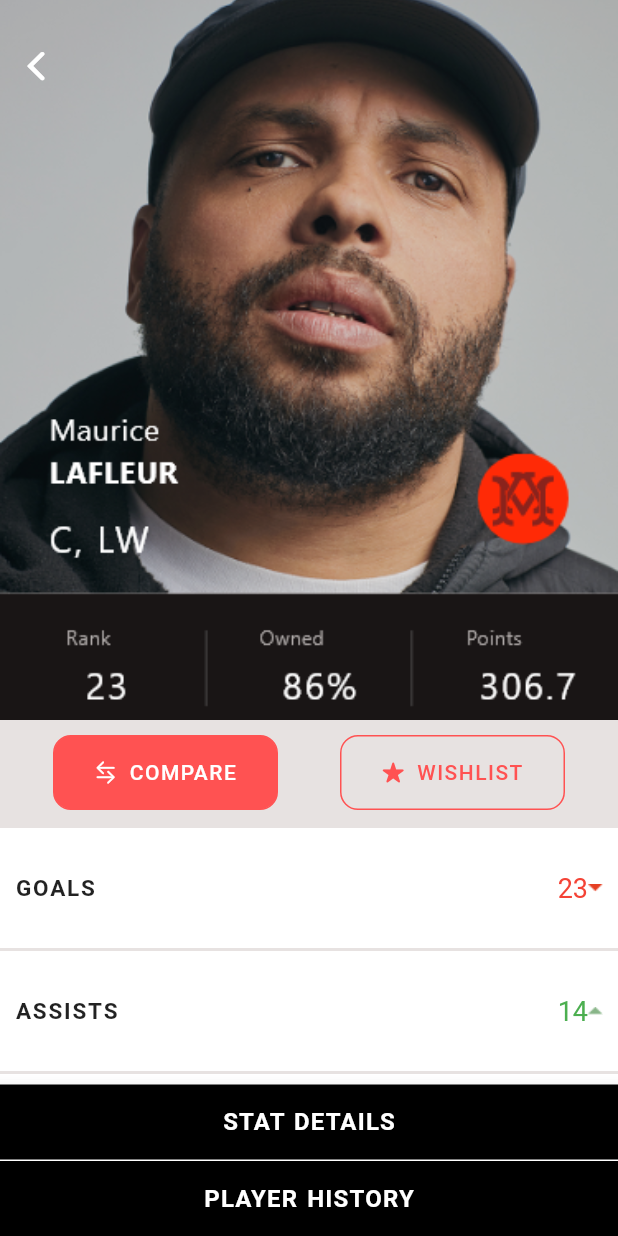
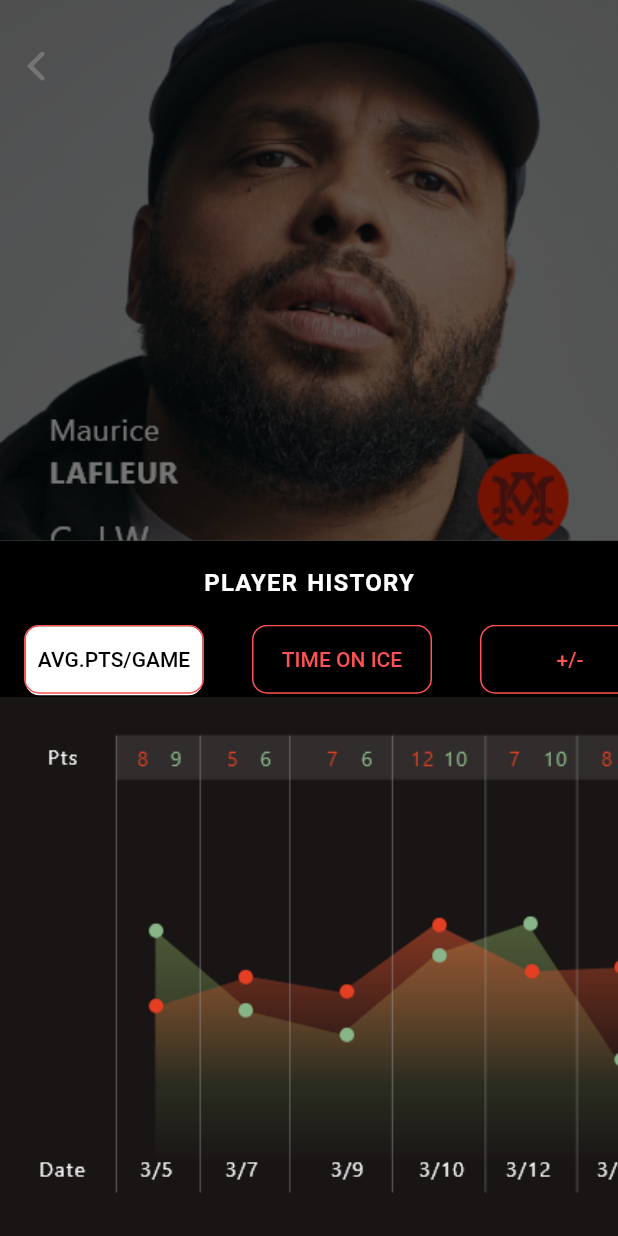
Before and after one commit to ldi-admin/fantasy_league, a Flutter app: the PlayerProfile screen opened directly, after a tap on "PLAYER HISTORY", on a phone screen of 412 x 824 dp. Run offline on Flutter 3.47's test engine with Material 2 defaults, Android fonts, the phone set to English and light mode, and no system bars; missing offline and left inert: solid_bottom_sheet.

Commit message:
Eighth Commit

```diff
--- a/lib/Player Compare/PlayerCompare.dart
+++ b/lib/Player Compare/PlayerCompare.dart
@@ -436,6 +436,7 @@ class Compare2 extends StatelessWidget {
       padding: EdgeInsets.symmetric(horizontal: 10),
       margin: EdgeInsets.only(top:2),
       height:80,
+      color: Colors.white,
       child: Row(
         mainAxisAlignment: MainAxisAlignment.spaceBetween,
         children: [
--- a/lib/Player Profile/PlayerProfile.dart
+++ b/lib/Player Profile/PlayerProfile.dart
@@ -2,10 +2,12 @@ import 'package:fanstasy_league/Home/News%20Feed.dart';
 import 'package:fanstasy_league/Home/Standings.dart';
 import 'package:fanstasy_league/Player%20Compare/PlayerCompare.dart';
 import 'package:fanstasy_league/Player%20Compare/PlayerCompareList.dart';
+import 'package:fanstasy_league/Team/List.dart';
 import 'package:flutter/cupertino.dart';
 import 'package:flutter/material.dart';
 
 class PlayerProfile extends StatefulWidget {
+
   @override
   _PlayerProfileState createState() => _PlayerProfileState();
 }
@@ -42,7 +44,10 @@ class _PlayerProfileState extends State<PlayerProfile> {
                   mainAxisAlignment: MainAxisAlignment.spaceEvenly,
                   children: [
                     Container(
-                      child: FlatButton(onPressed: (){},
+                      child: FlatButton(
+                        onPressed: (){
+                          Navigator.push(context, ScaleRoute(page: PlayerCompare()));
+                        },
                         child:Container(
                           height: 50,
                           width: 150,
@@ -63,9 +68,9 @@ class _PlayerProfileState extends State<PlayerProfile> {
                               ),
                             ],
                           ),
-
                         ),
                       ),
+
                     ),
                     Container(
                       child: FlatButton(onPressed: (){},
@@ -135,7 +140,25 @@ class _PlayerProfileState extends State<PlayerProfile> {
                 height: 50,
                 width: 600,
                 child: FlatButton(
-                  onPressed: (){},
+                  onPressed: () {
+                    ///First Bottom Sheet
+                    showModalBottomSheet<void>(context: context, builder: (BuildContext context) {
+                      return Scaffold(
+                        appBar: AppBar(
+                          automaticallyImplyLeading: false,
+                          title:  Center(child: Text("STAT DETAILS",style: TextStyle(fontWeight: FontWeight.bold,color: Colors.white,fontSize: 16,wordSpacing: 1.2,letterSpacing: 0.8),)),
+                          backgroundColor: Colors.black,
+                        ),
+                        body: SingleChildScrollView(
+                          scrollDirection: Axis.horizontal,
+                          child: Image(
+                              image: AssetImage("Assests/Images/stats proj.png"),fit: BoxFit.cover
+                          )
+                        ),
+                      );
+                    });
+                  },
+
                   splashColor: Colors.grey,
                   child: Text("STAT DETAILS",style: TextStyle(fontWeight: FontWeight.bold,color: Colors.white,fontSize: 16,wordSpacing: 1.2,letterSpacing: 0.8),),
                 ),
@@ -146,7 +169,81 @@ class _PlayerProfileState extends State<PlayerProfile> {
                 height: 50,
                 width: 600,
                 child: FlatButton(
-                  onPressed: (){},
+                  onPressed: (){
+                    ///Second Bottom Sheet
+                    showModalBottomSheet<void>(context: context, builder: (BuildContext context) {
+                      return  DefaultTabController(
+                        length: 3,
+                        child: Scaffold(
+                          appBar:  AppBar(
+                            automaticallyImplyLeading: false,
+                            backgroundColor: Colors.black,
+                            title: Text("PLAYER HISTORY",style: TextStyle(fontWeight: FontWeight.bold,color: Colors.white,fontSize: 16,wordSpacing: 1.2,letterSpacing: 0.8),),
+                            centerTitle: true,
+                            elevation: 0,
+                            bottom: TabBar(
+                              labelStyle:TextStyle(color: Colors.black) ,
+                              unselectedLabelColor: Colors.redAccent,
+                              unselectedLabelStyle: TextStyle(color: Colors.redAccent),
+                              isScrollable: true,
+                              indicatorSize: TabBarIndicatorSize.label,
+                              labelColor: Colors.black,
+                              indicator:  BoxDecoration(
+                                  color: Colors.white,
+                                  borderRadius: BorderRadius.circular(10),
+                                  border: Border.all(color: Colors.black,)
+                              ),
+                              tabs: [
+                                Tab(child: Container(
+                                  decoration: BoxDecoration(
+                                      borderRadius: BorderRadius.circular(10),
+                                      border: Border.all(color: Colors.redAccent)),
+                                  width:120,
+                                  child: Align(
+                                    alignment: Alignment.center,
+                                    child: Text("AVG.PTS/GAME",),
+                                  ),
+                                ),
+                                ),
+                                Tab(child: Container(
+                                  decoration: BoxDecoration(
+                                      borderRadius: BorderRadius.circular(10),
+                                      border: Border.all(color: Colors.redAccent)),
+                                  width:120,
+                                  child: Align(
+                                    alignment: Alignment.center,
+                                    child: Text("TIME ON ICE"),
+                                  ),
+                                ),
+                                ),
+                                Tab(child: Container(
+                                    width: 120,
+                                    decoration: BoxDecoration(
+                                        borderRadius: BorderRadius.circular(10),
+                                        border: Border.all(color: Colors.redAccent)),
+                                    child: Align(
+                                        alignment: Alignment.center,
+                                        child: Text("+/-"))),)
+                              ],
+                            ),
+                          ),
+                          body: TabBarView(
+                              children: [
+                                Scaffold(
+                                  body: SingleChildScrollView(
+                                      scrollDirection: Axis.horizontal,
+                                      child: Image(
+                                        image: AssetImage("Assests/Images/graph compare.png"),fit: BoxFit.cover,
+                                      )
+                                  ),
+                                ),
+                                Text("AA"),
+                                Text("A")
+                              ]),
+                          backgroundColor: Colors.black,),
+                      );
+                    });
+                  },
                   splashColor: Colors.grey,
                   child: Text("PLAYER HISTORY",style: TextStyle(fontWeight: FontWeight.bold,color: Colors.white,fontSize: 16,wordSpacing: 1.2,letterSpacing: 0.8),),
                 ),
--- a/pubspec.yaml
+++ b/pubspec.yaml
@@ -94,6 +94,7 @@ flutter:
      - Assests/Images/playertop.png
      - Assests/Images/playerHighlight2.png
      - Assests/Images/playerHighlight1.png
+     - Assests/Images/stats proj.png
 
 
   #   - images/a_dot_ham.jpeg
```
Also changed, not shown: lib/MatchUp/Matchup.dart (+6 -14 lines), Assests/Images/stats proj.png (added).
